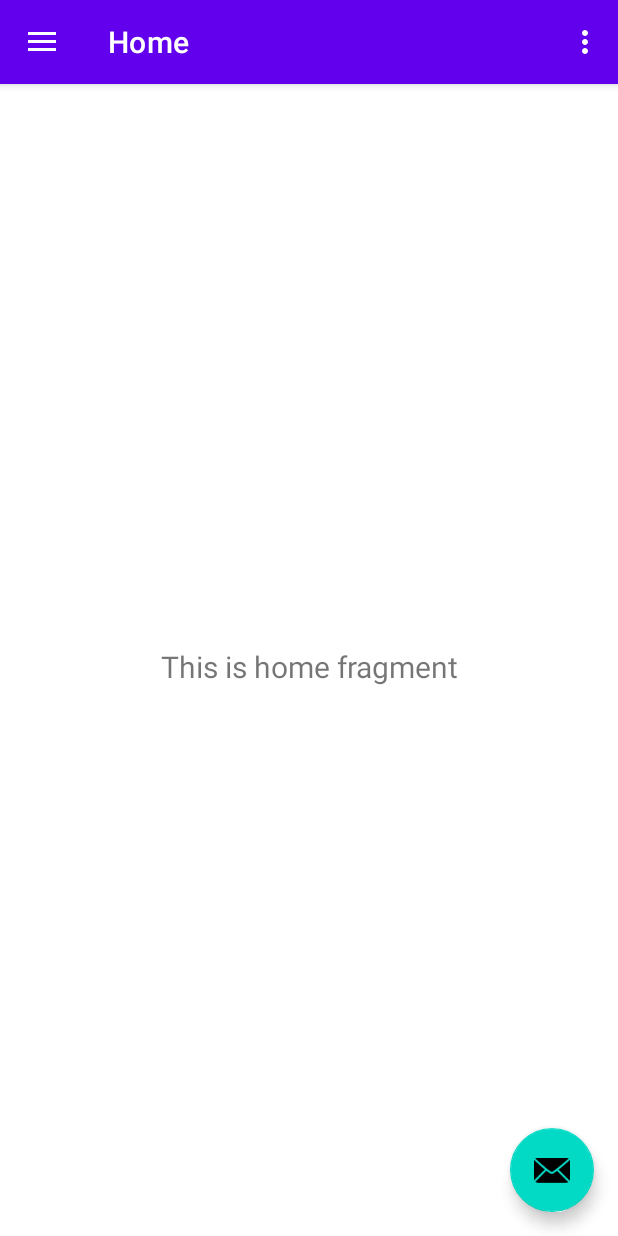
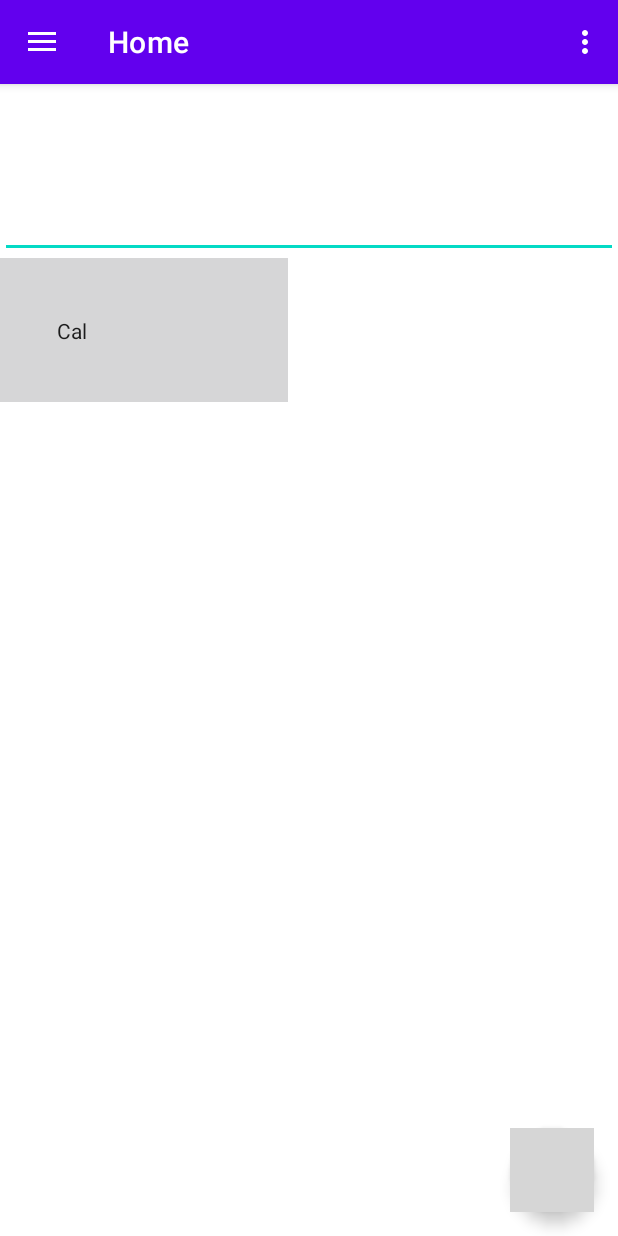
Before and after one commit to TristanBac1/Fitness-App, an Android app: the screen it shows after launch (MainActivity), on a phone screen of 412 x 824 dp. Run offline under Robolectric (Android 15) with nearby library versions, the phone set to English and light mode, and no system bars; our stand-ins replace navigation-ui; grey boxes are pictures that could not be loaded.

Commit message:
Added converter on home page, Log page options

```diff
--- a/app/src/main/java/com/example/myfit/ui/home/HomeFragment.java
+++ b/app/src/main/java/com/example/myfit/ui/home/HomeFragment.java
@@ -1,13 +1,19 @@
 package com.example.myfit.ui.home;
 
 import android.os.Bundle;
+import android.text.Editable;
+import android.text.TextWatcher;
 import android.view.LayoutInflater;
 import android.view.View;
 import android.view.ViewGroup;
+import android.widget.CompoundButton;
+import android.widget.EditText;
+import android.widget.Switch;
 import android.widget.TextView;
 
 import androidx.annotation.NonNull;
 import androidx.annotation.Nullable;
+import androidx.appcompat.widget.SwitchCompat;
 import androidx.fragment.app.Fragment;
 import androidx.lifecycle.Observer;
 import androidx.lifecycle.ViewModelProvider;
@@ -28,13 +34,47 @@ public class HomeFragment extends Fragment {
         binding = FragmentHomeBinding.inflate(inflater, container, false);
         View root = binding.getRoot();
 
+        final EditText value = binding.editValue;
+        final SwitchCompat switcher = binding.switcher;
         final TextView textView = binding.textHome;
+        final TextView intakeText = binding.textConverter;
+
         homeViewModel.getText().observe(getViewLifecycleOwner(), new Observer<String>() {
             @Override
             public void onChanged(@Nullable String s) {
                 textView.setText(s);
             }
         });
+
+        switcher.setOnCheckedChangeListener(new CompoundButton.OnCheckedChangeListener() {
+            @Override
+            public void onCheckedChanged(CompoundButton compoundButton, boolean b) {
+                if (!value.getText().toString().isEmpty()) {
+                    if (b) {
+                        intakeText.setText(String.format("%.2f",
+                                Double.valueOf((Double.parseDouble(value.getText().toString())) * 4.184)));
+                    } else {
+                        intakeText.setText(String.format("%.2f", Double.parseDouble(value.getText().toString())));
+                    }
+                } else {
+                    intakeText.setText("No Value");
+                }
+            }
+        });
+
+        value.addTextChangedListener(new TextWatcher() {
+            @Override
+            public void beforeTextChanged(CharSequence charSequence, int i, int i1, int i2) {}
+
+            @Override
+            public void onTextChanged(CharSequence charSequence, int i, int i1, int i2) {
+                intakeText.setText(String.valueOf(value.getText()));
+            }
+
+            @Override
+            public void afterTextChanged(Editable editable) {}
+        });
+
         return root;
     }
 
--- a/app/src/main/java/com/example/myfit/ui/home/HomeViewModel.java
+++ b/app/src/main/java/com/example/myfit/ui/home/HomeViewModel.java
@@ -1,4 +1,6 @@
 package com.example.myfit.ui.home;
+
+import android.widget.EditText;
 
 import androidx.lifecycle.LiveData;
 import androidx.lifecycle.MutableLiveData;
@@ -10,10 +12,9 @@ public class HomeViewModel extends ViewModel {
 
     public HomeViewModel() {
         mText = new MutableLiveData<>();
-        mText.setValue("This is home fragment");
     }
-
     public LiveData<String> getText() {
         return mText;
     }
+
 }
--- a/app/src/main/res/drawable/ic_menu_camera.xml
+++ /dev/null
@@ -1,12 +0,0 @@
-<vector xmlns:android="http://schemas.android.com/apk/res/android"
-    android:width="24dp"
-    android:height="24dp"
-    android:viewportWidth="24.0"
-    android:viewportHeight="24.0">
-    <path
-        android:fillColor="#FF000000"
-        android:pathData="M12,12m-3.2,0a3.2,3.2 0,1 1,6.4 0a3.2,3.2 0,1 1,-6.4 0" />
-    <path
-        android:fillColor="#FF000000"
-        android:pathData="M9,2L7.17,4H4c-1.1,0 -2,0.9 -2,2v12c0,1.1 0.9,2 2,2h16c1.1,0 2,-0.9 2,-2V6c0,-1.1 -0.9,-2 -2,-2h-3.17L15,2H9zm3,15c-2.76,0 -5,-2.24 -5,-5s2.24,-5 5,-5 5,2.24 5,5 -2.24,5 -5,5z" />
-</vector>
--- /dev/null
+++ b/app/src/main/res/drawable/ic_menu_home.xml
@@ -0,0 +1,10 @@
+<vector xmlns:android="http://schemas.android.com/apk/res/android"
+    android:width="24dp"
+    android:height="24dp"
+    android:viewportWidth="24"
+    android:viewportHeight="24"
+    android:tint="?attr/colorControlNormal">
+  <path
+      android:fillColor="@android:color/white"
+      android:pathData="M10,20v-6h4v6h5v-8h3L12,3 2,12h3v8z"/>
+</vector>
--- a/app/src/main/res/layout/app_bar_main.xml
+++ b/app/src/main/res/layout/app_bar_main.xml
@@ -29,6 +29,8 @@
         android:layout_gravity="bottom|end"
         android:layout_marginEnd="@dimen/fab_margin"
         android:layout_marginBottom="16dp"
-        app:srcCompat="@android:drawable/ic_dialog_email" />
+        app:maxImageSize="48dp"
+        app:srcCompat="@drawable/ic_menu_add"
+        app:tint="#EEE"/>
 
 </androidx.coordinatorlayout.widget.CoordinatorLayout>
--- a/app/src/main/res/layout/fragment_home.xml
+++ b/app/src/main/res/layout/fragment_home.xml
@@ -1,9 +1,10 @@
 <?xml version="1.0" encoding="utf-8"?>
-<androidx.constraintlayout.widget.ConstraintLayout xmlns:android="http://schemas.android.com/apk/res/android"
+<LinearLayout xmlns:android="http://schemas.android.com/apk/res/android"
     xmlns:app="http://schemas.android.com/apk/res-auto"
     xmlns:tools="http://schemas.android.com/tools"
     android:layout_width="match_parent"
     android:layout_height="match_parent"
+    android:orientation="vertical"
     tools:context=".ui.home.HomeFragment">
 
     <TextView
@@ -14,9 +15,34 @@
         android:layout_marginTop="8dp"
         android:layout_marginEnd="8dp"
         android:textAlignment="center"
-        android:textSize="20sp"
-        app:layout_constraintBottom_toBottomOf="parent"
-        app:layout_constraintEnd_toEndOf="parent"
-        app:layout_constraintStart_toStartOf="parent"
-        app:layout_constraintTop_toTopOf="parent" />
-</androidx.constraintlayout.widget.ConstraintLayout>
+        android:textSize="20sp"/>
+
+
+    <TextView
+        android:id="@+id/text_converter"
+        android:layout_width="match_parent"
+        android:layout_height="wrap_content"
+        android:layout_marginStart="8dp"
+        android:layout_marginTop="8dp"
+        android:layout_marginEnd="8dp"
+        android:textAlignment="center"
+        android:textSize="20sp" />
+
+    <EditText
+        android:id="@+id/edit_value"
+        android:layout_width="match_parent"
+        android:layout_height="wrap_content"
+        android:ems="10"
+        android:inputType="numberDecimal" />
+
+    <androidx.appcompat.widget.SwitchCompat
+        android:id="@+id/switcher"
+        android:layout_width="wrap_content"
+        android:layout_height="wrap_content"
+        android:thumb="@drawable/thumb_switch"
+        app:track="@drawable/track_switch"
+        app:showText="true"
+        android:textOn="KJ"
+        android:textOff="Cal"
+        />
+</LinearLayout>
--- a/app/src/main/res/menu/activity_main_drawer.xml
+++ b/app/src/main/res/menu/activity_main_drawer.xml
@@ -13,7 +13,7 @@
         </item>
         <item
             android:id="@+id/nav_home"
-            android:icon="@drawable/ic_menu_camera"
+            android:icon="@drawable/ic_menu_home"
             android:title="@string/menu_home" />
         <item
             android:id="@+id/nav_gym"
--- a/app/src/main/res/values/strings.xml
+++ b/app/src/main/res/values/strings.xml
@@ -18,4 +18,10 @@
     <string name="strength">Strength</string>
     <string name="diet">Diet</string>
     <string name="progress_fragment">Progress Fragment</string>
+
+    <string-array name="log_array">
+        <item>Gym</item>
+        <item>Food</item>
+        <item>Activity</item>
+    </string-array>
 </resources>
```
Also changed, not shown: app/src/main/java/com/example/myfit/ui/log/LogFragment.java (+67 -13 lines), app/src/main/java/com/example/myfit/ui/progress/ProgressFragment.java (+0 -17 lines), app/src/main/java/com/example/myfit/ui/progress/ProgressViewModel.java (+6 -6 lines), app/src/main/res/layout/fragment_log.xml (+28 -14 lines), app/src/main/res/layout/fragment_progress.xml (+11 -14 lines).
